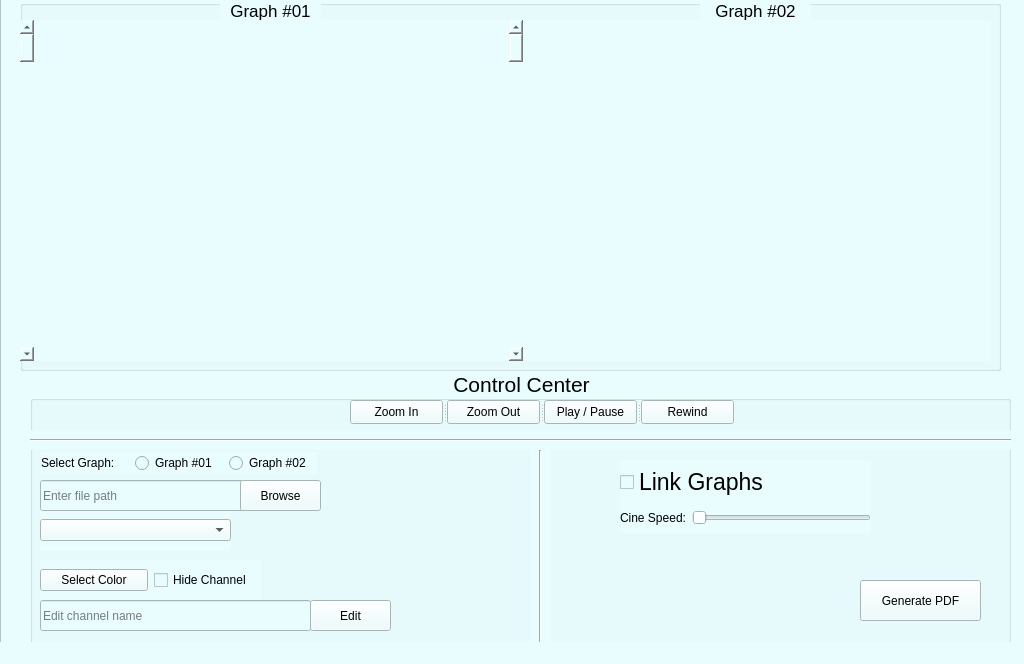
Before: the Qt Designer form design.ui in raghdaneiazyy6/ICU-MultiVital-Signal-Monitor, drawn with Qt 5.
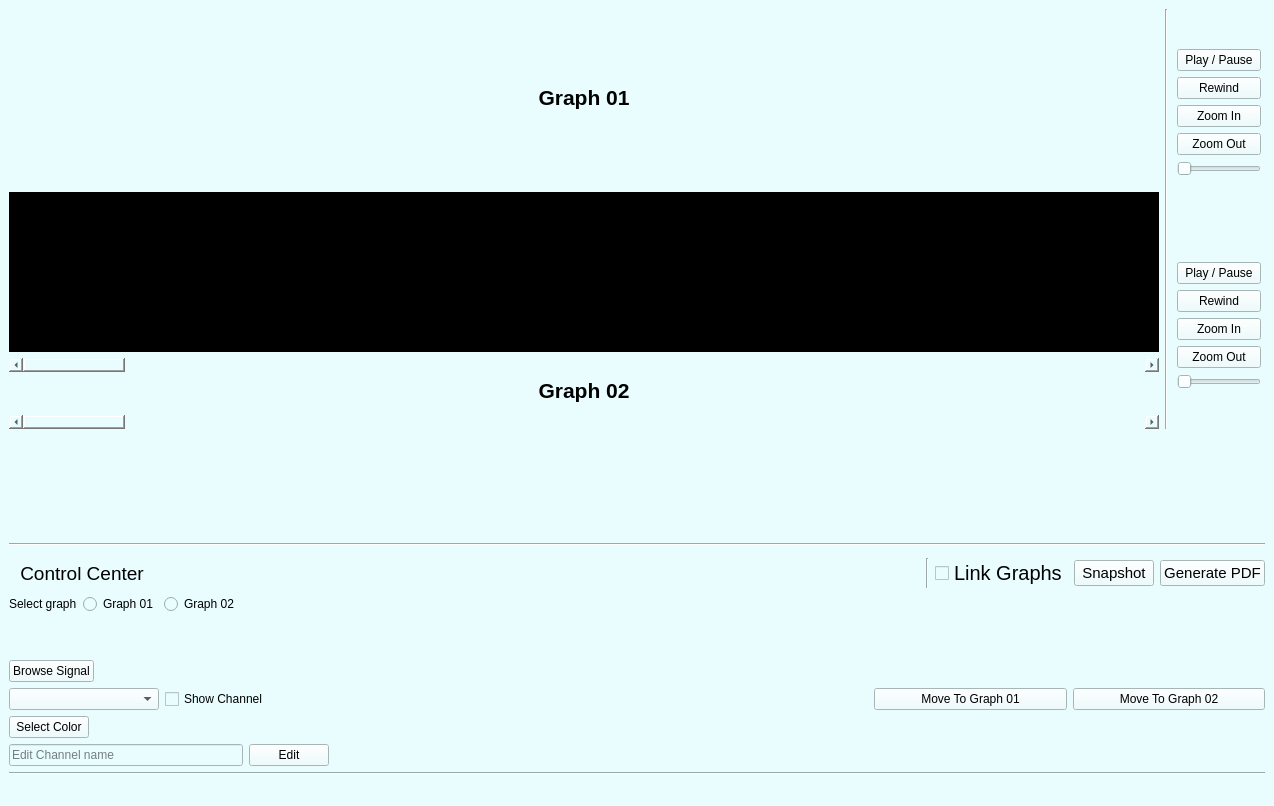
After: the same form once the commit is applied.

What changed in the file:
```diff
--- a/design.ui
+++ b/design.ui
@@ -6,10 +6,15 @@
    <rect>
     <x>0</x>
     <y>0</y>
-    <width>1024</width>
-    <height>664</height>
+    <width>1274</width>
+    <height>806</height>
    </rect>
   </property>
+  <property name="font">
+   <font>
+    <bold>false</bold>
+   </font>
+  </property>
   <property name="windowTitle">
    <string>MainWindow</string>
   </property>
@@ -17,430 +22,703 @@
    <string notr="true">background-color:rgb(233, 253, 255)</string>
   </property>
   <widget class="QWidget" name="centralwidget">
-   <property name="maximumSize">
-    <size>
-     <width>1022</width>
-     <height>658</height>
-    </size>
-   </property>
-   <widget class="QFrame" name="mainFrame">
-    <property name="geometry">
-     <rect>
-      <x>0</x>
-      <y>-40</y>
-      <width>1031</width>
-      <height>691</height>
-     </rect>
-    </property>
-    <property name="sizePolicy">
-     <sizepolicy hsizetype="Preferred" vsizetype="Preferred">
-      <horstretch>0</horstretch>
-      <verstretch>0</verstretch>
-     </sizepolicy>
-    </property>
-    <property name="font">
-     <font>
-      <pointsize>16</pointsize>
-     </font>
-    </property>
-    <property name="styleSheet">
-     <string notr="true">background-color:rgb(233, 253, 255)</string>
-    </property>
-    <property name="frameShape">
-     <enum>QFrame::StyledPanel</enum>
-    </property>
-    <property name="frameShadow">
-     <enum>QFrame::Raised</enum>
-    </property>
-    <widget class="QGroupBox" name="controlCenterGpBox">
-     <property name="geometry">
-      <rect>
-       <x>30</x>
-       <y>410</y>
-       <width>981</width>
-       <height>291</height>
-      </rect>
-     </property>
-     <property name="font">
-      <font>
-       <pointsize>16</pointsize>
-       <bold>false</bold>
-      </font>
-     </property>
-     <property name="title">
-      <string>Control Center</string>
-     </property>
-     <property name="alignment">
-      <set>Qt::AlignCenter</set>
-     </property>
-     <property name="checkable">
-      <bool>false</bool>
-     </property>
-     <widget class="QWidget" name="layoutWidget">
-      <property name="geometry">
-       <rect>
-        <x>10</x>
-        <y>190</y>
-        <width>222</width>
-        <height>41</height>
-       </rect>
-      </property>
-      <layout class="QHBoxLayout" name="horizontalLayout_3">
-       <item>
-        <widget class="QPushButton" name="selectChannelColorButton">
-         <property name="text">
-          <string>Select Color</string>
-         </property>
-        </widget>
-       </item>
-       <item>
-        <widget class="QCheckBox" name="hideChannelCheckBox">
-         <property name="text">
-          <string>Hide Channel</string>
-         </property>
-        </widget>
-       </item>
-      </layout>
-     </widget>
-     <widget class="QWidget" name="layoutWidget_2">
-      <property name="geometry">
-       <rect>
-        <x>10</x>
-        <y>140</y>
-        <width>191</width>
-        <height>41</height>
-       </rect>
-      </property>
-      <layout class="QHBoxLayout" name="horizontalLayout_6">
-       <item>
-        <widget class="QComboBox" name="channelsComboBox">
-         <property name="currentText">
-          <string/>
-         </property>
-         <property name="placeholderText">
-          <string>Select Channel</string>
-         </property>
-        </widget>
-       </item>
-      </layout>
-     </widget>
-     <widget class="QWidget" name="layoutWidget">
-      <property name="geometry">
-       <rect>
-        <x>11</x>
-        <y>82</y>
-        <width>276</width>
-        <height>22</height>
-       </rect>
-      </property>
-      <property name="font">
-       <font>
-        <pointsize>16</pointsize>
-        <italic>false</italic>
-        <bold>false</bold>
-       </font>
-      </property>
-      <layout class="QHBoxLayout" name="horizontalLayout_5">
-       <item>
-        <widget class="QLabel" name="selectGraphLabel">
-         <property name="text">
-          <string>Select Graph:</string>
-         </property>
-        </widget>
-       </item>
-       <item>
-        <widget class="QRadioButton" name="graph1Radio">
-         <property name="text">
-          <string>Graph #01</string>
-         </property>
-        </widget>
-       </item>
-       <item>
-        <widget class="QRadioButton" name="graph2Radio">
-         <property name="text">
-          <string>Graph #02</string>
-         </property>
-        </widget>
-       </item>
-      </layout>
-     </widget>
-     <widget class="Line" name="line_2">
-      <property name="geometry">
-       <rect>
-        <x>0</x>
-        <y>60</y>
-        <width>981</width>
-        <height>20</height>
-       </rect>
-      </property>
-      <property name="orientation">
-       <enum>Qt::Horizontal</enum>
-      </property>
-     </widget>
-     <widget class="QSplitter" name="splitter_4">
-      <property name="geometry">
-       <rect>
-        <x>320</x>
-        <y>30</y>
-        <width>384</width>
-        <height>24</height>
-       </rect>
-      </property>
-      <property name="orientation">
-       <enum>Qt::Horizontal</enum>
-      </property>
-      <widget class="QPushButton" name="zoomInButton">
-       <property name="text">
-        <string>Zoom In</string>
-       </property>
-      </widget>
-      <widget class="QPushButton" name="zoomOutButton">
-       <property name="text">
-        <string>Zoom Out</string>
-       </property>
-      </widget>
-      <widget class="QPushButton" name="play_pauseButton">
-       <property name="text">
-        <string>Play / Pause</string>
-       </property>
-      </widget>
-      <widget class="QPushButton" name="rewindButton">
-       <property name="text">
-        <string>Rewind</string>
-       </property>
-      </widget>
-     </widget>
-     <widget class="QWidget" name="layoutWidget">
-      <property name="geometry">
-       <rect>
-        <x>590</x>
-        <y>90</y>
-        <width>251</width>
-        <height>73</height>
-       </rect>
-      </property>
-      <layout class="QVBoxLayout" name="verticalLayout">
-       <item>
-        <widget class="QCheckBox" name="linkgraphsCheckbox">
-         <property name="font">
-          <font>
-           <pointsize>17</pointsize>
-           <italic>false</italic>
-           <bold>false</bold>
-          </font>
-         </property>
-         <property name="text">
-          <string>Link Graphs</string>
-         </property>
-        </widget>
-       </item>
-       <item>
-        <layout class="QHBoxLayout" name="horizontalLayout_2">
-         <item>
-          <widget class="QLabel" name="cineSpeedLabel">
-           <property name="text">
-            <string>Cine Speed:</string>
-           </property>
-          </widget>
-         </item>
-         <item>
-          <widget class="QSlider" name="cineSpeedScoller">
-           <property name="orientation">
-            <enum>Qt::Horizontal</enum>
-           </property>
-          </widget>
-         </item>
-        </layout>
-       </item>
-      </layout>
-     </widget>
-     <widget class="QLineEdit" name="enterFilePathLineEdit">
-      <property name="geometry">
-       <rect>
-        <x>10</x>
-        <y>110</y>
-        <width>271</width>
-        <height>31</height>
-       </rect>
-      </property>
-      <property name="readOnly">
-       <bool>true</bool>
-      </property>
-      <property name="placeholderText">
-       <string>Enter file path</string>
-      </property>
-     </widget>
-     <widget class="QToolButton" name="browseButton">
-      <property name="geometry">
-       <rect>
-        <x>210</x>
-        <y>110</y>
-        <width>81</width>
-        <height>31</height>
-       </rect>
-      </property>
-      <property name="text">
-       <string>Browse</string>
-      </property>
-     </widget>
-     <widget class="QLineEdit" name="editChannelNameLineEdit">
-      <property name="geometry">
-       <rect>
-        <x>10</x>
-        <y>230</y>
-        <width>271</width>
-        <height>31</height>
-       </rect>
-      </property>
-      <property name="placeholderText">
-       <string>Edit channel name</string>
-      </property>
-     </widget>
-     <widget class="QToolButton" name="editChannelNameButton">
-      <property name="geometry">
-       <rect>
-        <x>280</x>
-        <y>230</y>
-        <width>81</width>
-        <height>31</height>
-       </rect>
-      </property>
-      <property name="text">
-       <string>Edit</string>
-      </property>
-     </widget>
-     <widget class="Line" name="line">
-      <property name="geometry">
-       <rect>
-        <x>500</x>
-        <y>80</y>
-        <width>21</width>
-        <height>221</height>
-       </rect>
-      </property>
-      <property name="font">
-       <font>
-        <pointsize>9</pointsize>
-        <bold>false</bold>
-       </font>
-      </property>
+   <layout class="QGridLayout" name="gridLayout">
+    <item row="0" column="0">
+     <layout class="QVBoxLayout" name="verticalLayout_9">
+      <item>
+       <layout class="QVBoxLayout" name="verticalLayout_4">
+        <item>
+         <widget class="QLabel" name="label">
+          <property name="font">
+           <font>
+            <pointsize>16</pointsize>
+            <bold>true</bold>
+           </font>
+          </property>
+          <property name="text">
+           <string>Graph 01</string>
+          </property>
+          <property name="alignment">
+           <set>Qt::AlignCenter</set>
+          </property>
+         </widget>
+        </item>
+        <item>
+         <layout class="QHBoxLayout" name="horizontalLayout_2">
+          <item>
+           <layout class="QVBoxLayout" name="graph1Layout">
+            <item>
+             <widget class="QWidget" name="widget_2" native="true">
+              <property name="sizePolicy">
+               <sizepolicy hsizetype="Expanding" vsizetype="Expanding">
+                <horstretch>0</horstretch>
+                <verstretch>0</verstretch>
+               </sizepolicy>
+              </property>
+              <property name="maximumSize">
+               <size>
+                <width>1150</width>
+                <height>160</height>
+               </size>
+              </property>
+              <property name="styleSheet">
+               <string notr="true">background-color: rgb(0, 0, 0);</string>
+              </property>
+             </widget>
+            </item>
+           </layout>
+          </item>
+         </layout>
+        </item>
+        <item>
+         <widget class="QScrollBar" name="graph1HorizontalScroller">
+          <property name="orientation">
+           <enum>Qt::Horizontal</enum>
+          </property>
+         </widget>
+        </item>
+       </layout>
+      </item>
+      <item>
+       <layout class="QVBoxLayout" name="verticalLayout_8">
+        <item>
+         <widget class="QLabel" name="label_2">
+          <property name="font">
+           <font>
+            <pointsize>16</pointsize>
+            <bold>true</bold>
+           </font>
+          </property>
+          <property name="text">
+           <string>Graph 02</string>
+          </property>
+          <property name="alignment">
+           <set>Qt::AlignCenter</set>
+          </property>
+         </widget>
+        </item>
+        <item>
+         <layout class="QHBoxLayout" name="horizontalLayout_4">
+          <item>
+           <layout class="QVBoxLayout" name="graph2Layout">
+            <item>
+             <widget class="QWidget" name="widget" native="true">
+              <property name="sizePolicy">
+               <sizepolicy hsizetype="Expanding" vsizetype="Preferred">
+                <horstretch>0</horstretch>
+                <verstretch>0</verstretch>
+               </sizepolicy>
+              </property>
+              <property name="maximumSize">
+               <size>
+                <width>1150</width>
+                <height>200</height>
+               </size>
+              </property>
+              <property name="styleSheet">
+               <string notr="true">background-color: rgb(0, 0, 0);</string>
+              </property>
+             </widget>
+            </item>
+           </layout>
+          </item>
+         </layout>
+        </item>
+        <item>
+         <widget class="QScrollBar" name="graph2HorizontalScroller">
+          <property name="sizePolicy">
+           <sizepolicy hsizetype="Preferred" vsizetype="Fixed">
+            <horstretch>50</horstretch>
+            <verstretch>0</verstretch>
+           </sizepolicy>
+          </property>
+          <property name="maximumSize">
+           <size>
+            <width>2000</width>
+            <height>16777215</height>
+           </size>
+          </property>
+          <property name="maximum">
+           <number>100</number>
+          </property>
+          <property name="singleStep">
+           <number>1</number>
+          </property>
+          <property name="orientation">
+           <enum>Qt::Horizontal</enum>
+          </property>
+         </widget>
+        </item>
+       </layout>
+      </item>
+     </layout>
+    </item>
+    <item row="0" column="1">
+     <widget class="Line" name="line_8">
       <property name="orientation">
        <enum>Qt::Vertical</enum>
       </property>
      </widget>
-     <widget class="QPushButton" name="pdfButton">
-      <property name="geometry">
-       <rect>
-        <x>830</x>
-        <y>210</y>
-        <width>121</width>
-        <height>41</height>
-       </rect>
+    </item>
+    <item row="0" column="2">
+     <layout class="QHBoxLayout" name="horizontalLayout">
+      <item>
+       <layout class="QVBoxLayout" name="verticalLayout_7"/>
+      </item>
+      <item>
+       <layout class="QVBoxLayout" name="verticalLayout_6">
+        <item>
+         <layout class="QVBoxLayout" name="verticalLayout_3">
+          <item>
+           <spacer name="verticalSpacer_4">
+            <property name="orientation">
+             <enum>Qt::Vertical</enum>
+            </property>
+            <property name="sizeHint" stdset="0">
+             <size>
+              <width>20</width>
+              <height>40</height>
+             </size>
+            </property>
+           </spacer>
+          </item>
+          <item>
+           <widget class="QPushButton" name="play_pauseButton">
+            <property name="text">
+             <string>Play / Pause</string>
+            </property>
+           </widget>
+          </item>
+          <item>
+           <widget class="QPushButton" name="rewindButton">
+            <property name="text">
+             <string>Rewind</string>
+            </property>
+           </widget>
+          </item>
+          <item>
+           <widget class="QPushButton" name="zoomInButton">
+            <property name="text">
+             <string>Zoom In</string>
+            </property>
+           </widget>
+          </item>
+          <item>
+           <widget class="QPushButton" name="zoomOutButton">
+            <property name="text">
+             <string>Zoom Out</string>
+            </property>
+           </widget>
+          </item>
+          <item>
+           <widget class="QSlider" name="cineSpeedScoller">
+            <property name="sizePolicy">
+             <sizepolicy hsizetype="Fixed" vsizetype="Fixed">
+              <horstretch>0</horstretch>
+              <verstretch>0</verstretch>
+             </sizepolicy>
+            </property>
+            <property name="orientation">
+             <enum>Qt::Horizontal</enum>
+            </property>
+           </widget>
+          </item>
+          <item>
+           <spacer name="verticalSpacer_5">
+            <property name="orientation">
+             <enum>Qt::Vertical</enum>
+            </property>
+            <property name="sizeHint" stdset="0">
+             <size>
+              <width>20</width>
+              <height>40</height>
+             </size>
+            </property>
+           </spacer>
+          </item>
+         </layout>
+        </item>
+        <item>
+         <layout class="QVBoxLayout" name="verticalLayout_5">
+          <item>
+           <spacer name="verticalSpacer_3">
+            <property name="orientation">
+             <enum>Qt::Vertical</enum>
+            </property>
+            <property name="sizeHint" stdset="0">
+             <size>
+              <width>20</width>
+              <height>40</height>
+             </size>
+            </property>
+           </spacer>
+          </item>
+          <item>
+           <widget class="QPushButton" name="play_pauseButton_2">
+            <property name="text">
+             <string>Play / Pause</string>
+            </property>
+           </widget>
+          </item>
+          <item>
+           <widget class="QPushButton" name="rewindButton_2">
+            <property name="text">
+             <string>Rewind</string>
+            </property>
+           </widget>
+          </item>
+          <item>
+           <widget class="QPushButton" name="zoomInButton_2">
+            <property name="text">
+             <string>Zoom In</string>
+            </property>
+           </widget>
+          </item>
+          <item>
+           <widget class="QPushButton" name="zoomOutButton_2">
+            <property name="text">
+             <string>Zoom Out</string>
+            </property>
+           </widget>
+          </item>
+          <item>
+           <widget class="QSlider" name="cineSpeedScoller_2">
+            <property name="sizePolicy">
+             <sizepolicy hsizetype="Fixed" vsizetype="Fixed">
+              <horstretch>0</horstretch>
+              <verstretch>0</verstretch>
+             </sizepolicy>
+            </property>
+            <property name="orientation">
+             <enum>Qt::Horizontal</enum>
+            </property>
+           </widget>
+          </item>
+          <item>
+           <spacer name="verticalSpacer_2">
+            <property name="orientation">
+             <enum>Qt::Vertical</enum>
+            </property>
+            <property name="sizeHint" stdset="0">
+             <size>
+              <width>20</width>
+              <height>40</height>
+             </size>
+            </property>
+           </spacer>
+          </item>
+         </layout>
+        </item>
+       </layout>
+      </item>
+     </layout>
+    </item>
+    <item row="1" column="0" colspan="3">
+     <layout class="QVBoxLayout" name="verticalLayout_2">
+      <item>
+       <widget class="Line" name="line">
+        <property name="orientation">
+         <enum>Qt::Vertical</enum>
+        </property>
+       </widget>
+      </item>
+      <item>
+       <spacer name="verticalSpacer">
+        <property name="orientation">
+         <enum>Qt::Vertical</enum>
+        </property>
+        <property name="sizeHint" stdset="0">
+         <size>
+          <width>20</width>
+          <height>40</height>
+         </size>
+        </property>
+       </spacer>
+      </item>
+      <item>
+       <widget class="Line" name="line_7">
+        <property name="orientation">
+         <enum>Qt::Vertical</enum>
+        </property>
+       </widget>
+      </item>
+      <item>
+       <widget class="Line" name="line_5">
+        <property name="orientation">
+         <enum>Qt::Horizontal</enum>
+        </property>
+       </widget>
+      </item>
+      <item>
+       <widget class="Line" name="line_3">
+        <property name="orientation">
+         <enum>Qt::Vertical</enum>
+        </property>
+       </widget>
+      </item>
+      <item>
+       <layout class="QVBoxLayout" name="verticalLayout">
+        <item>
+         <layout class="QHBoxLayout" name="horizontalLayout_6">
+          <item>
+           <widget class="Line" name="line_9">
+            <property name="orientation">
+             <enum>Qt::Horizontal</enum>
+            </property>
+           </widget>
+          </item>
+          <item>
+           <widget class="QLabel" name="label_4">
+            <property name="font">
+             <font>
+              <pointsize>14</pointsize>
+              <bold>false</bold>
+             </font>
+            </property>
+            <property name="text">
+             <string> Control Center</string>
+            </property>
+           </widget>
+          </item>
+          <item>
+           <spacer name="horizontalSpacer">
+            <property name="orientation">
+             <enum>Qt::Horizontal</enum>
+            </property>
+            <property name="sizeHint" stdset="0">
+             <size>
+              <width>40</width>
+              <height>20</height>
+             </size>
+            </property>
+           </spacer>
+          </item>
+          <item>
+           <widget class="Line" name="line_6">
+            <property name="orientation">
+             <enum>Qt::Vertical</enum>
+            </property>
+           </widget>
+          </item>
+          <item>
+           <widget class="QCheckBox" name="linkgraphsCheckbox">
+            <property name="font">
+             <font>
+              <pointsize>15</pointsize>
+              <bold>false</bold>
+             </font>
+            </property>
+            <property name="text">
+             <string>Link Graphs</string>
+            </property>
+           </widget>
+          </item>
+          <item>
+           <widget class="QPushButton" name="snapShotButton">
+            <property name="font">
+             <font>
+              <pointsize>11</pointsize>
+              <bold>false</bold>
+             </font>
+            </property>
+            <property name="text">
+             <string>Snapshot</string>
+            </property>
+           </widget>
+          </item>
+          <item>
+           <widget class="QPushButton" name="pdfButton">
+            <property name="font">
+             <font>
+              <pointsize>11</pointsize>
+              <bold>false</bold>
+             </font>
+            </property>
+            <property name="text">
+             <string>Generate PDF</string>
+            </property>
+           </widget>
+          </item>
+         </layout>
+        </item>
+        <item>
+         <layout class="QHBoxLayout" name="horizontalLayout_3">
+          <item>
+           <widget class="QLabel" name="label_3">
+            <property name="text">
+             <string>Select graph</string>
+            </property>
+           </widget>
+          </item>
+          <item>
+           <widget class="QRadioButton" name="graph1Radio">
+            <property name="text">
+             <string>Graph 01</string>
+            </property>
+           </widget>
+          </item>
+          <item>
+           <widget class="QRadioButton" name="graph2Radio">
+            <property name="text">
+             <string>Graph 02</string>
+            </property>
+           </widget>
+          </item>
+          <item>
+           <spacer name="horizontalSpacer_7">
+            <property name="orientation">
+             <enum>Qt::Horizontal</enum>
+            </property>
+            <property name="sizeHint" stdset="0">
+             <size>
+              <width>40</width>
+              <height>20</height>
+             </size>
+            </property>
+           </spacer>
+          </item>
+         </layout>
+        </item>
+        <item>
+         <spacer name="verticalSpacer_6">
+          <property name="orientation">
+           <enum>Qt::Vertical</enum>
+          </property>
+          <property name="sizeHint" stdset="0">
+           <size>
+            <width>20</width>
+            <height>40</height>
+           </size>
+          </property>
+         </spacer>
+        </item>
+        <item>
+         <layout class="QHBoxLayout" name="horizontalLayout_9">
+          <item>
+           <widget class="QPushButton" name="browseButton">
+            <property name="text">
+             <string>Browse Signal</string>
+            </property>
+           </widget>
+          </item>
+          <item>
+           <spacer name="horizontalSpacer_19">
+            <property name="orientation">
+             <enum>Qt::Horizontal</enum>
+            </property>
+            <property name="sizeHint" stdset="0">
+             <size>
+              <width>40</width>
+              <height>10</height>
+             </size>
+            </property>
+           </spacer>
+          </item>
+         </layout>
+        </item>
+        <item>
+         <layout class="QHBoxLayout" name="horizontalLayout_8">
+          <item>
+           <widget class="QComboBox" name="channelsComboBox">
+            <property name="sizePolicy">
+             <sizepolicy hsizetype="Fixed" vsizetype="Fixed">
+              <horstretch>0</horstretch>
+              <verstretch>0</verstretch>
+             </sizepolicy>
+            </property>
+            <property name="minimumSize">
+             <size>
+              <width>130</width>
+              <height>0</height>
+             </size>
+            </property>
+            <property name="maximumSize">
+             <size>
+              <width>150</width>
+              <height>16777215</height>
+             </size>
+            </property>
+            <property name="placeholderText">
+             <string>Select a Channel</string>
+            </property>
+           </widget>
+          </item>
+          <item>
+           <widget class="QCheckBox" name="hideChannelCheckBox">
+            <property name="sizePolicy">
+             <sizepolicy hsizetype="Fixed" vsizetype="Fixed">
+              <horstretch>0</horstretch>
+              <verstretch>0</verstretch>
+             </sizepolicy>
+            </property>
+            <property name="text">
+             <string>Show Channel</string>
+            </property>
+           </widget>
+          </item>
+          <item>
+           <spacer name="horizontalSpacer_2">
+            <property name="orientation">
+             <enum>Qt::Horizontal</enum>
+            </property>
+            <property name="sizeType">
+             <enum>QSizePolicy::Fixed</enum>
+            </property>
+            <property name="sizeHint" stdset="0">
+             <size>
+              <width>600</width>
+              <height>20</height>
+             </size>
+            </property>
+           </spacer>
+          </item>
+          <item>
+           <widget class="QPushButton" name="moveToGraph1Button">
+            <property name="maximumSize">
+             <size>
+              <width>200</width>
+              <height>16777215</height>
+             </size>
+            </property>
+            <property name="text">
+             <string>Move To Graph 01</string>
+            </property>
+           </widget>
+          </item>
+          <item>
+           <widget class="QPushButton" name="moveToGraph2Button">
+            <property name="maximumSize">
+             <size>
+              <width>200</width>
+              <height>16777215</height>
+             </size>
+            </property>
+            <property name="text">
+             <string>Move To Graph 02</string>
+            </property>
+           </widget>
+          </item>
+         </layout>
+        </item>
+        <item>
+         <layout class="QHBoxLayout" name="horizontalLayout_10">
+          <item>
+           <widget class="QPushButton" name="selectChannelColorButton">
+            <property name="text">
+             <string>Select Color</string>
+            </property>
+           </widget>
+          </item>
+          <item>
+           <spacer name="horizontalSpacer_20">
+            <property name="orientation">
+             <enum>Qt::Horizontal</enum>
+            </property>
+            <property name="sizeHint" stdset="0">
+             <size>
+              <width>40</width>
+              <height>20</height>
+             </size>
+            </property>
+           </spacer>
+          </item>
+         </layout>
+        </item>
+        <item>
+         <layout class="QHBoxLayout" name="horizontalLayout_7">
+          <item>
+           <widget class="QLineEdit" name="editChannelNameLineEdit">
+            <property name="text">
+             <string/>
+            </property>
+            <property name="placeholderText">
+             <string>Edit Channel name</string>
+            </property>
+           </widget>
+          </item>
+          <item>
+           <widget class="QPushButton" name="editChannelNameButton">
+            <property name="text">
+             <string>Edit</string>
+            </property>
+           </widget>
+          </item>
+          <item>
+           <spacer name="horizontalSpacer_22">
+            <property name="orientation">
+             <enum>Qt::Horizontal</enum>
+            </property>
+            <property name="sizeHint" stdset="0">
+             <size>
+              <width>40</width>
+              <height>20</height>
+             </size>
+            </property>
+           </spacer>
+          </item>
+          <item>
+           <spacer name="horizontalSpacer_21">
+            <property name="orientation">
+             <enum>Qt::Horizontal</enum>
+            </property>
+            <property name="sizeHint" stdset="0">
+             <size>
+              <width>40</width>
+              <height>20</height>
+             </size>
+            </property>
+           </spacer>
+          </item>
+          <item>
+           <spacer name="horizontalSpacer_9">
+            <property name="orientation">
+             <enum>Qt::Horizontal</enum>
+            </property>
+            <property name="sizeHint" stdset="0">
+             <size>
+              <width>40</width>
+              <height>20</height>
+             </size>
+            </property>
+           </spacer>
+          </item>
+          <item>
+           <spacer name="horizontalSpacer_8">
+            <property name="orientation">
+             <enum>Qt::Horizontal</enum>
+            </property>
+            <property name="sizeHint" stdset="0">
+             <size>
+              <width>40</width>
+              <height>20</height>
+             </size>
+            </property>
+           </spacer>
+          </item>
+         </layout>
+        </item>
+       </layout>
+      </item>
+     </layout>
+    </item>
+    <item row="2" column="0" colspan="3">
+     <widget class="Line" name="line_4">
+      <property name="orientation">
+       <enum>Qt::Horizontal</enum>
       </property>
-      <property name="text">
-       <string>Generate PDF</string>
-      </property>
      </widget>
-    </widget>
-    <widget class="QGroupBox" name="groupBox_2">
-     <property name="geometry">
-      <rect>
-       <x>20</x>
-       <y>40</y>
-       <width>981</width>
-       <height>371</height>
-      </rect>
-     </property>
-     <property name="title">
-      <string/>
-     </property>
-     <widget class="QWidget" name="layoutWidget">
-      <property name="geometry">
-       <rect>
-        <x>0</x>
-        <y>20</y>
-        <width>971</width>
-        <height>341</height>
-       </rect>
-      </property>
-      <layout class="QHBoxLayout" name="graphsLayout">
-       <item>
-        <widget class="QScrollBar" name="verticalScrollBar_graph1">
-         <property name="styleSheet">
-          <string notr="true"/>
-         </property>
-         <property name="orientation">
-          <enum>Qt::Vertical</enum>
-         </property>
-        </widget>
-       </item>
-       <item>
-        <layout class="QVBoxLayout" name="graph1Layout">
-         <item>
-          <widget class="QWidget" name="widget" native="true"/>
-         </item>
-        </layout>
-       </item>
-       <item>
-        <widget class="QScrollBar" name="verticalScrollBar_graph2">
-         <property name="orientation">
-          <enum>Qt::Vertical</enum>
-         </property>
-        </widget>
-       </item>
-       <item>
-        <layout class="QVBoxLayout" name="graph2Layout">
-         <item>
-          <widget class="QWidget" name="widget_2" native="true"/>
-         </item>
-        </layout>
-       </item>
-      </layout>
-     </widget>
-     <widget class="QLabel" name="graph1Label">
-      <property name="geometry">
-       <rect>
-        <x>200</x>
-        <y>0</y>
-        <width>101</width>
-        <height>21</height>
-       </rect>
-      </property>
-      <property name="font">
-       <font>
-        <pointsize>13</pointsize>
-       </font>
-      </property>
-      <property name="text">
-       <string>Graph #01</string>
-      </property>
-      <property name="alignment">
-       <set>Qt::AlignCenter</set>
-      </property>
-     </widget>
-     <widget class="QLabel" name="graph2Label">
-      <property name="geometry">
-       <rect>
-        <x>680</x>
-        <y>0</y>
-        <width>111</width>
-        <height>21</height>
-       </rect>
-      </property>
-      <property name="font">
-       <font>
-        <pointsize>13</pointsize>
-       </font>
-      </property>
-      <property name="text">
-       <string>Graph #02</string>
-      </property>
-      <property name="alignment">
-       <set>Qt::AlignCenter</set>
-      </property>
-     </widget>
-    </widget>
-   </widget>
+    </item>
+   </layout>
+  </widget>
+  <widget class="QMenuBar" name="menubar">
+   <property name="geometry">
+    <rect>
+     <x>0</x>
+     <y>0</y>
+     <width>1274</width>
+     <height>24</height>
+    </rect>
+   </property>
   </widget>
   <widget class="QStatusBar" name="statusbar"/>
   <action name="actionSave">
```
Left out of the diff: 20 changed lines with no effect on the pictures.
